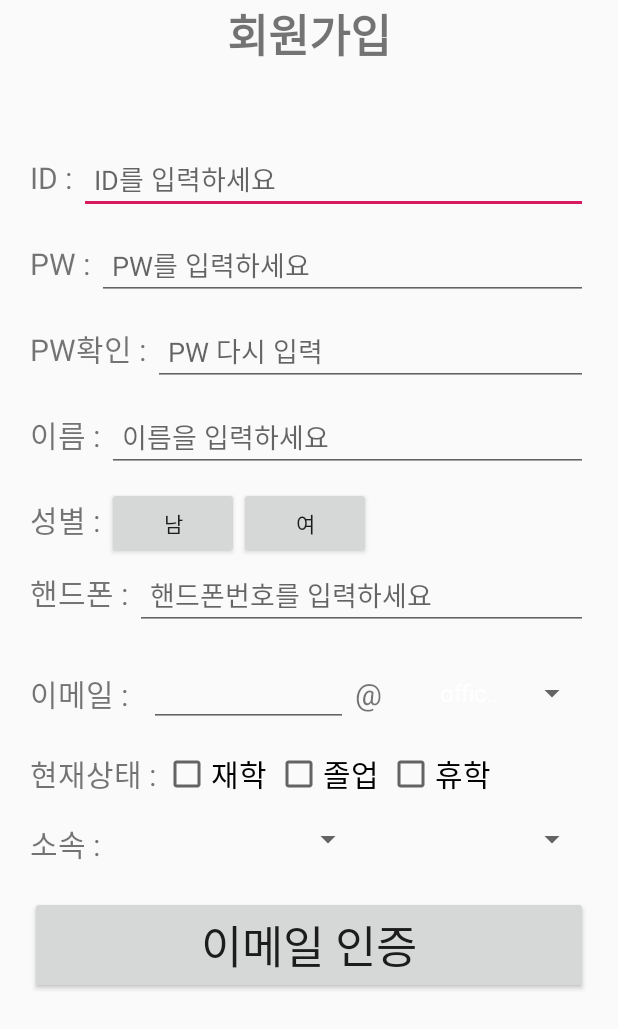
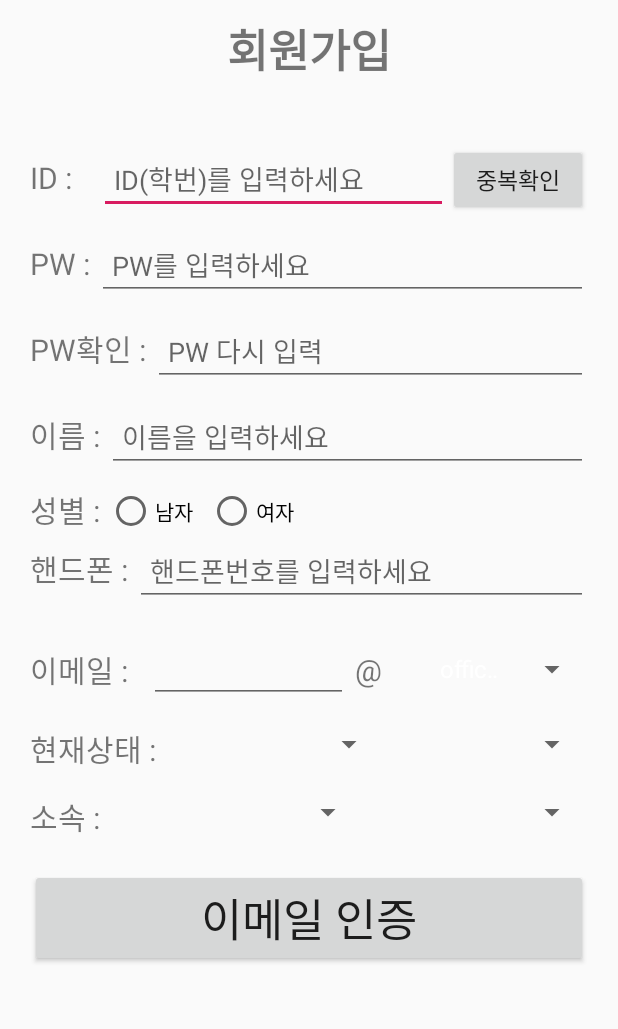
Before and after one commit to lgt0816/mo_yeo, an Android app: the SignUpActivity screen opened directly, with no data from a screen before it, on a phone screen of 412 x 824 dp. Shown: the top 1029 px of the screen. Run offline under Robolectric (Android 15) with nearby library versions, the phone set to English and light mode, and no system bars.

Commit message:
modify app_1 0525

```diff
--- a/App/JR/combine_app_1/app/src/main/res/layout/signup.xml
+++ b/App/JR/combine_app_1/app/src/main/res/layout/signup.xml
@@ -7,7 +7,8 @@
     <TextView
         android:layout_width="match_parent"
         android:layout_height="wrap_content"
-        android:paddingBottom="30dp"
+        android:paddingTop="10dp"
+        android:paddingBottom="20dp"
         android:gravity="center"
         android:text="회원가입"
         android:textSize="30dp"
@@ -21,21 +22,30 @@
         android:padding="20dp"
         android:orientation="vertical">
         <LinearLayout
+            android:weightSum="8"
             android:layout_width="match_parent"
             android:layout_height="wrap_content"
             android:orientation="horizontal">
             <TextView
-                android:layout_width="wrap_content"
+                android:layout_weight="1"
+                android:layout_width="0dp"
                 android:layout_height="wrap_content"
                 android:textSize="20dp"
                 android:text="ID : "/>
             <EditText
                 android:id="@+id/ID"
-                android:layout_width="fill_parent"
+                android:layout_weight="5"
+                android:layout_width="0dp"
                 android:layout_height="wrap_content"
                 android:layout_marginBottom="10dp"
-                android:hint="ID를 입력하세요"
+                android:hint="ID(학번)를 입력하세요"
                 android:padding="10dp" />
+            <Button
+                android:layout_weight="2"
+                android:layout_width="0dp"
+                android:layout_height="wrap_content"
+                android:textSize="15dp"
+                android:text="중복확인"/>
         </LinearLayout>
 
     <LinearLayout
@@ -99,14 +109,20 @@
             android:layout_height="wrap_content"
             android:textSize="20dp"
             android:text="성별 : "/>
-        <Button
-            android:layout_width="wrap_content"
-            android:layout_height="wrap_content"
-            android:text="남"/>
-        <Button
-            android:layout_width="wrap_content"
-            android:layout_height="wrap_content"
-            android:text="여"/>
+        <RadioGroup
+            android:orientation="horizontal"
+            android:layout_width="match_parent"
+            android:layout_height="wrap_content">
+            <RadioButton
+                android:layout_width="wrap_content"
+                android:layout_height="wrap_content"
+                android:paddingRight="10dp"
+                android:text="남자"/>
+            <RadioButton
+                android:layout_width="wrap_content"
+                android:layout_height="wrap_content"
+                android:text="여자"/>
+        </RadioGroup>
     </LinearLayout>
     <LinearLayout
         android:layout_width="match_parent"
@@ -163,33 +179,24 @@
             android:layout_width="match_parent"
             android:layout_height="wrap_content"
             android:gravity="left"
+            android:weightSum="5.5"
             android:paddingTop="5dp">
             <TextView
-                android:layout_width="wrap_content"
+                android:layout_weight="1.5"
+                android:layout_width="0dp"
                 android:layout_height="wrap_content"
                 android:textSize="20dp"
                 android:text="현재상태 : "/>
 
-            <CheckBox
-                android:layout_width="wrap_content"
-                android:layout_height="wrap_content"
-                android:paddingRight="5dp"
-                android:textSize="20dp"
-                android:text="재학"/>
+            <Spinner
+                android:layout_weight="2"
+                android:layout_width="0dp"
+                android:layout_height="wrap_content"/>
 
-            <CheckBox
-                android:layout_width="wrap_content"
-                android:layout_height="wrap_content"
-                android:paddingRight="5dp"
-                android:text="졸업"
-                android:textSize="20dp"/>
-
-            <CheckBox
-                android:layout_width="wrap_content"
-                android:layout_height="wrap_content"
-                android:paddingRight="5dp"
-                android:text="휴학"
-                android:textSize="20dp"/>
+            <Spinner
+                android:layout_weight="2"
+                android:layout_width="0dp"
+                android:layout_height="wrap_content"/>
         </LinearLayout>
 
         <LinearLayout
@@ -206,13 +213,11 @@
                 android:text="소속 : "/>
 
             <Spinner
-                android:id="@+id/spinner"
                 android:layout_weight="2"
                 android:layout_width="0dp"
                 android:layout_height="wrap_content"/>
 
             <Spinner
-                android:id="@+id/spinnertwo"
                 android:layout_weight="2"
                 android:layout_width="0dp"
                 android:layout_height="wrap_content"/>
```
